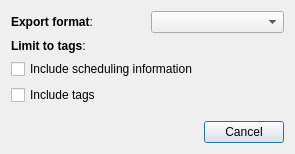
The window that designer/exporting.ui (ankitects/anki) describes before a commit, drawn with Qt 5.
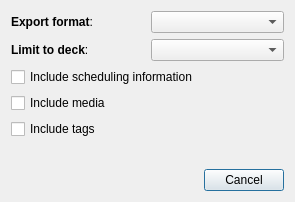
The same window after the commit.

Commit message: update exporting dialog

```diff
--- a/designer/exporting.ui
+++ b/designer/exporting.ui
@@ -1,12 +1,12 @@
 <ui version="4.0" >
  <class>ExportDialog</class>
- <widget class="QDialog" name="ExportDialog" >
-  <property name="geometry" >
+ <widget class="QDialog" name="ExportDialog">
+  <property name="geometry">
    <rect>
     <x>0</x>
     <y>0</y>
     <width>295</width>
-    <height>154</height>
+    <height>202</height>
    </rect>
   </property>
   <property name="windowTitle" >
@@ -31,13 +31,16 @@
      <item row="0" column="1" >
       <widget class="QComboBox" name="format" />
      </item>
-     <item row="1" column="0" >
-      <widget class="QLabel" name="label_2" >
-       <property name="text" >
-        <string>&lt;b>Limit to tags&lt;/b>:</string>
+     <item row="1" column="0">
+      <widget class="QLabel" name="label_2">
+       <property name="text">
+        <string>&lt;b&gt;Limit to deck&lt;/b&gt;:</string>
        </property>
       </widget>
      </item>
+     <item row="1" column="1">
+      <widget class="QComboBox" name="deck"/>
+     </item>
     </layout>
    </item>
    <item>
@@ -50,8 +53,15 @@
       </widget>
      </item>
      <item>
-      <widget class="QCheckBox" name="includeTags" >
-       <property name="text" >
+      <widget class="QCheckBox" name="includeMedia">
+       <property name="text">
+        <string>Include media</string>
+       </property>
+      </widget>
+     </item>
+     <item>
+      <widget class="QCheckBox" name="includeTags">
+       <property name="text">
         <string>Include tags</string>
        </property>
       </widget>
```
Left out of the diff: 57 changed lines with no effect on the pictures. The commit also changes 4 other files.
